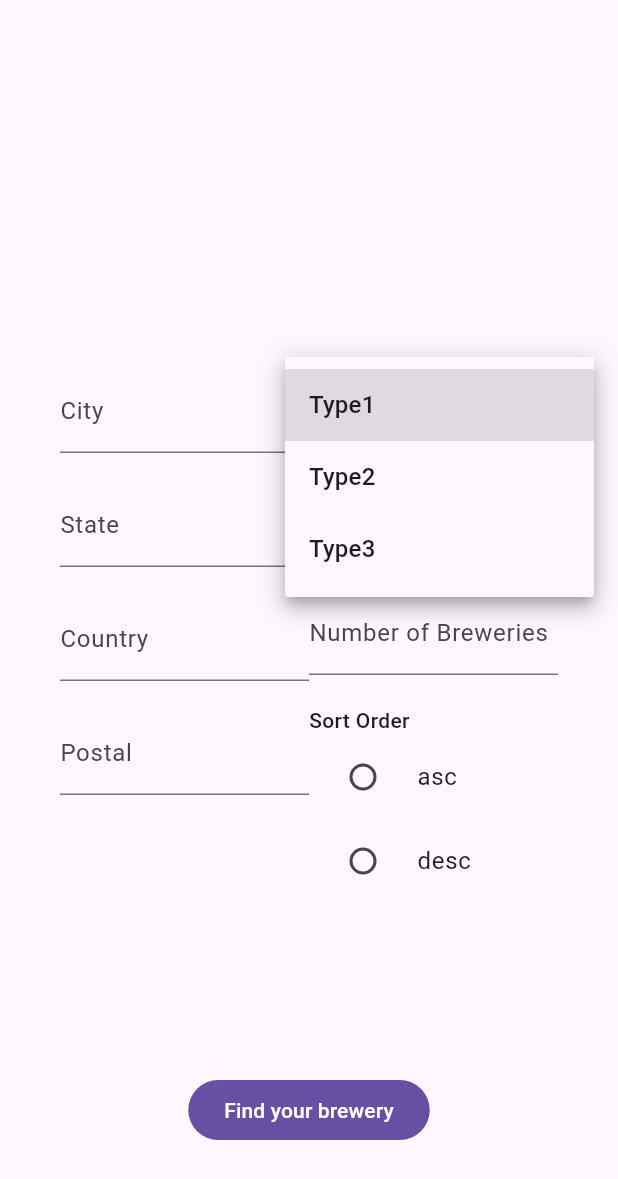
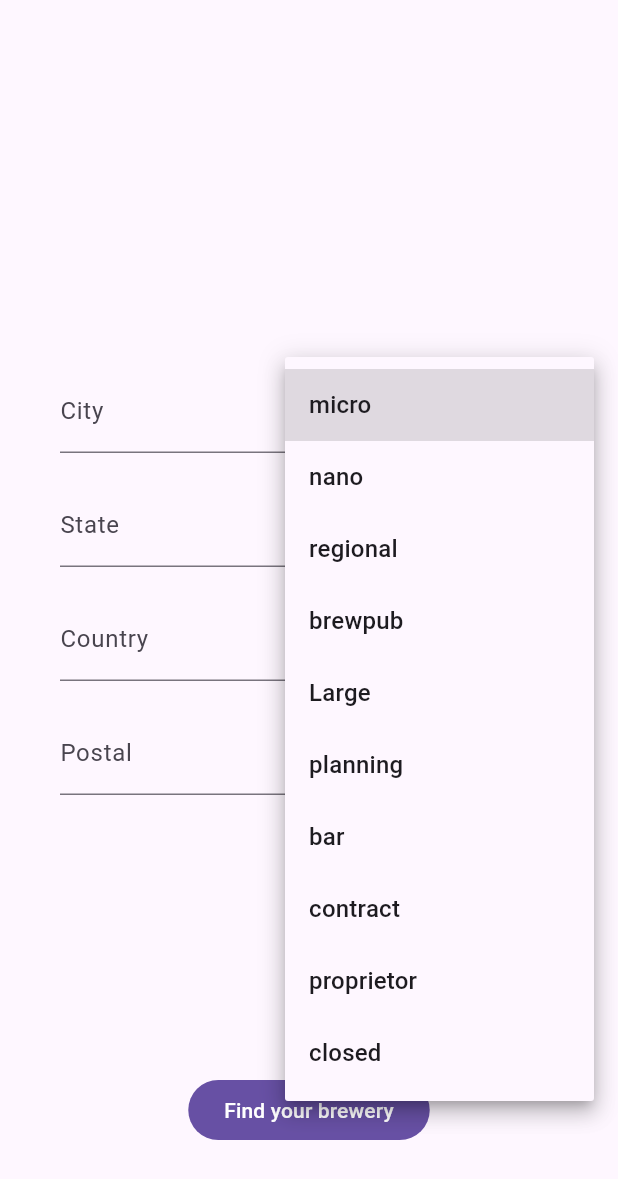
Before and after one commit to Dripcoding/cheers_app, a Flutter app: the screen it shows after launch, after a tap on "Type", on a phone screen of 412 x 824 dp. Shown: the top 1179 px of the screen. Run offline on Flutter 3.47's test engine with Material 3 defaults, Android fonts, the phone set to English and light mode, and no system bars; our stand-ins replace logger.

Commit message:
render brewery types

```diff
--- a/lib/BreweriesState.dart
+++ b/lib/BreweriesState.dart
@@ -16,7 +16,7 @@ class BreweriesState extends ChangeNotifier {
   }
 
   void addBreweryNames(List<String> names) {
-    breweryNames.addAll(names);
+    breweryNames = names;
     notifyListeners();
   }
 }
--- a/lib/constants.dart
+++ b/lib/constants.dart
@@ -8,3 +8,37 @@ enum ROUTES {
 
   const ROUTES(this.path);
 }
+
+enum BREWERY_TYPES {
+  MICRO('micro'),
+  NANO('nano'),
+  REGIONAL('regional'),
+  BREWPUB('brewpub'),
+  LARGE('Large'),
+  PLANNING('planning'),
+  BAR('bar'),
+  CONTRACT('contract'),
+  PROPRIETOR('proprietor'),
+  CLOSED('closed');
+
+  final String type;
+
+  const BREWERY_TYPES(this.type);
+}
+
+extension BreweryTypesExtension on BREWERY_TYPES {
+  static const List<BREWERY_TYPES> values = [
+    BREWERY_TYPES.MICRO,
+    BREWERY_TYPES.NANO,
+    BREWERY_TYPES.REGIONAL,
+    BREWERY_TYPES.BREWPUB,
+    BREWERY_TYPES.LARGE,
+    BREWERY_TYPES.PLANNING,
+    BREWERY_TYPES.BAR,
+    BREWERY_TYPES.CONTRACT,
+    BREWERY_TYPES.PROPRIETOR,
+    BREWERY_TYPES.CLOSED,
+  ];
+
+  static List<String> get types => values.map((e) => e.type).toList();
+}
--- a/lib/pages/search/components/identifier_fields.dart
+++ b/lib/pages/search/components/identifier_fields.dart
@@ -2,15 +2,33 @@ import 'package:flutter/material.dart';
 import 'package:provider/provider.dart';
 import 'package:cheers_app/IdentifierFieldsState.dart';
 import 'package:cheers_app/BreweriesState.dart';
+import 'package:cheers_app/constants.dart';
 
 class IdentifierFields extends StatelessWidget {
   const IdentifierFields({super.key = const Key('identifier_inputs')});
+
+  List<DropdownMenuItem<String>> getBreweryNameMenuItems(
+    List<String> breweryNames,
+  ) {
+    return breweryNames
+        .map((name) => DropdownMenuItem(value: name, child: Text(name)))
+        .toList();
+  }
+
+  List<DropdownMenuItem<String>> getBreweryTypeMenuItems() {
+    return BreweryTypesExtension.types
+        .map((type) => DropdownMenuItem(value: type, child: Text(type)))
+        .toList();
+  }
 
   @override
   Widget build(BuildContext context) {
     return Consumer<IdentifierFieldsState>(
       builder: (context, state, child) {
         final breweryNames = Provider.of<BreweriesState>(context).breweryNames;
+        // todo: add none as an menu item to indicate no selection
+        final breweryNameItems = getBreweryNameMenuItems(breweryNames);
+        final breweryTypeItems = getBreweryTypeMenuItems();
 
         return Column(
           mainAxisSize: MainAxisSize.max,
@@ -24,13 +42,7 @@ class IdentifierFields extends StatelessWidget {
                 key: const Key('by_type_input'),
                 decoration: const InputDecoration(labelText: 'Type'),
                 value: state.selectedType,
-                items:
-                    ['Type1', 'Type2', 'Type3']
-                        .map(
-                          (type) =>
-                              DropdownMenuItem(value: type, child: Text(type)),
-                        )
-                        .toList(),
+                items: breweryTypeItems,
                 onChanged: (value) {
                   if (value != null) {
                     state.setSelectedType(value);
@@ -46,13 +58,7 @@ class IdentifierFields extends StatelessWidget {
                 decoration: const InputDecoration(labelText: 'Name'),
                 value: state.selectedName,
                 isExpanded: true,
-                items:
-                    breweryNames
-                        .map(
-                          (name) =>
-                              DropdownMenuItem(value: name, child: Text(name)),
-                        )
-                        .toList(),
+                items: breweryNameItems,
                 onChanged: (value) {
                   if (value != null) {
                     state.setSelectedName(value);
```
Also changed, not shown: 1 other file.
